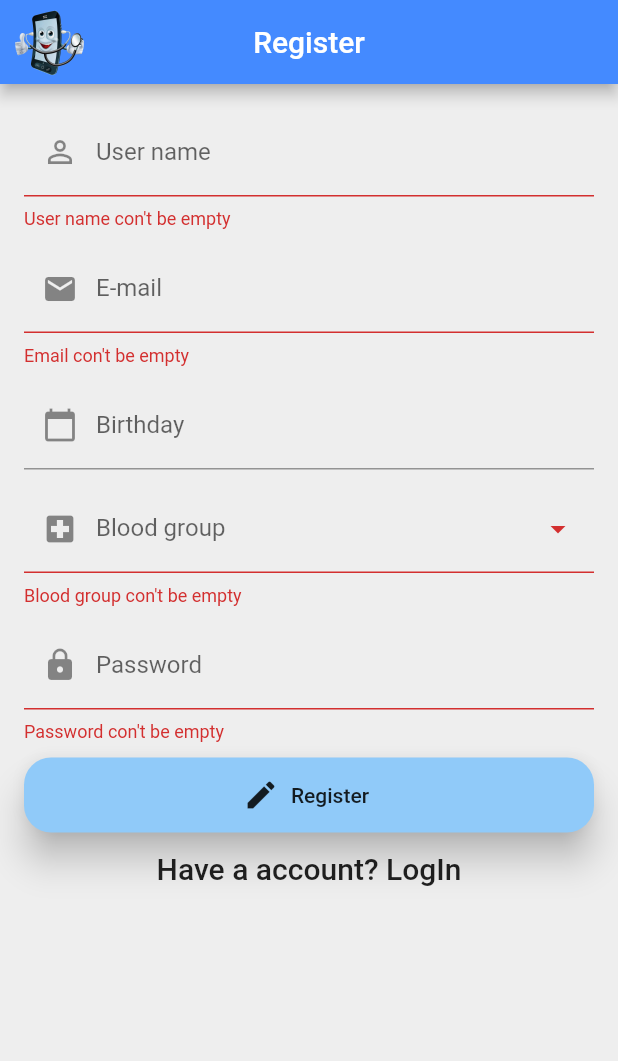
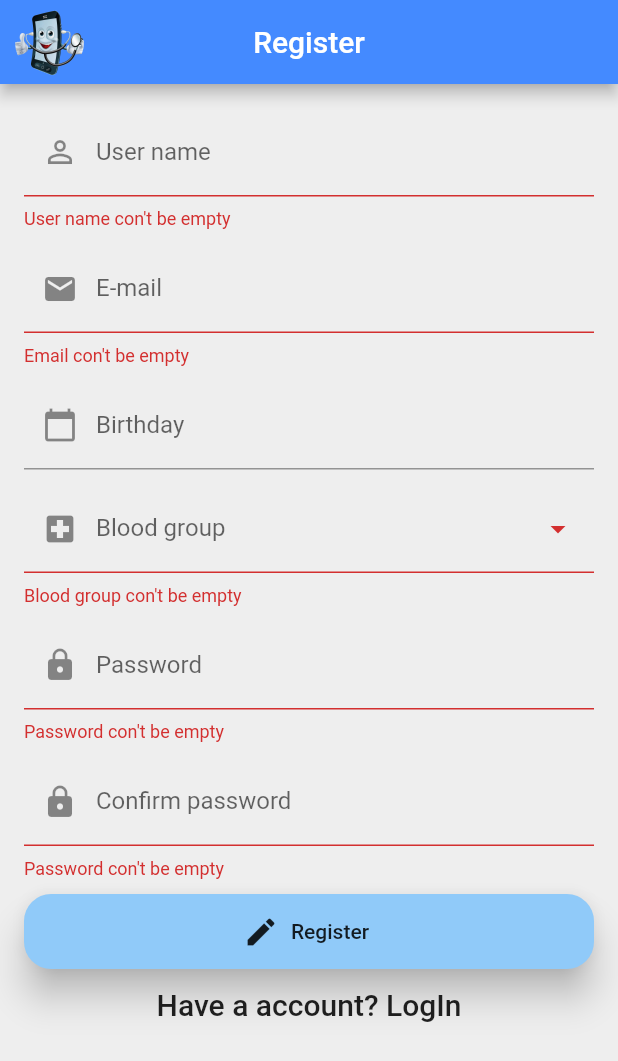
Before and after one commit to KushanChamindu/health-care-support-system, a Flutter app: the screen it shows after launch, after a tap on "LogIn", after a tap on "Create a account", after a tap on "Register", on a phone screen of 412 x 824 dp. Shown: the top 1061 px of the screen. Run offline on Flutter 3.47's test engine with Material 2 defaults, Android fonts, the phone set to English and light mode, and no system bars; drawn by our look-alikes of datetime_picker_formfield; our stand-ins replace cloud_firestore, firebase_auth, firebase_storage, image_picker; missing offline and left inert: dart:ffi, flutter_webview_plugin; accounts and stored records are empty; project files that could hold a hidden picture were left out.

```diff
--- a/lib/Pages/Auth/LogIn.dart
+++ b/lib/Pages/Auth/LogIn.dart
@@ -5,6 +5,7 @@ import 'package:healthcaresupportsystem/Pages/Auth/Auth.dart';
 import 'package:healthcaresupportsystem/Pages/Auth/User.dart';
 import 'package:healthcaresupportsystem/Pages/Loading.dart';
 import 'package:datetime_picker_formfield/datetime_picker_formfield.dart';
+import 'package:healthcaresupportsystem/Pages/validation/ValidationForm.dart';
 import 'package:intl/intl.dart';
 import 'package:intl/intl.dart';
 
@@ -23,6 +24,8 @@ enum LoadingStatus { loadLogIn, loadRegister, nigther }
 class _LogInState extends State<LogIn> {
   LoadingStatus loadingStatus = LoadingStatus.nigther;
   final formKey = new GlobalKey<FormState>();
+  final TextEditingController _passwordController = TextEditingController();
+  final TextEditingController _confirmPassController = TextEditingController();
   String App_bar_title = "LogIn";
   String _email;
   String _password;
@@ -114,8 +117,7 @@ class _LogInState extends State<LogIn> {
                 focusedBorder: OutlineInputBorder(
                     borderRadius: BorderRadius.all(Radius.circular(4)),
                     borderSide: BorderSide(width: 1, color: Colors.blue))),
-            validator: (value) =>
-                value.isEmpty ? 'Email con\'t be empty' : null,
+            validator: (value)=> ValidationForm.emailValidate(value),
             onSaved: (value) => _email = value,
           ),
           SizedBox(
@@ -129,8 +131,7 @@ class _LogInState extends State<LogIn> {
                 labelText: 'Password',
                 hintText: 'Input Password',
                 prefixIcon: Icon(Icons.lock)),
-            validator: (value) =>
-                value.isEmpty ? 'Password con\'t be empty' : null,
+            validator: (value) => ValidationForm.passwordValidate(value),
             obscureText: true,
             onSaved: (value) => _password = value,
           ),
@@ -145,14 +146,7 @@ class _LogInState extends State<LogIn> {
                 focusedBorder: OutlineInputBorder(
                     borderRadius: BorderRadius.all(Radius.circular(4)),
                     borderSide: BorderSide(width: 1, color: Colors.blue))),
-            // ignore: missing_return
-            validator: (value) {
-              if (value.isEmpty) {
-                return 'User name con\'t be empty';
-              } else if (value.length >= 28) {
-                return 'User name should be 28 characters';
-              }
-            },
+            validator:(value)=> ValidationForm.usernameValidate(value),
             onSaved: (value) => Username = value,
           ),
           SizedBox(
@@ -166,8 +160,7 @@ class _LogInState extends State<LogIn> {
                 focusedBorder: OutlineInputBorder(
                     borderRadius: BorderRadius.all(Radius.circular(4)),
                     borderSide: BorderSide(width: 1, color: Colors.blue))),
-            validator: (value) =>
-                value.isEmpty ? 'Email con\'t be empty' : null,
+            validator: (value)=> ValidationForm.emailValidate(value),
             onSaved: (value) => _email = value,
           ),
           SizedBox(
@@ -177,24 +170,7 @@ class _LogInState extends State<LogIn> {
 //            Text('Basic date field (${format.pattern})'),
             DateTimeField(
               onSaved: (value) => Birthday = value,
-              // ignore: missing_return
-              validator: (value) {
-                if (value == null) {
-                  return 'Birthday is required';
-                } else {
-                  String date = value.toString().trim().split(' ')[0];
-                  final birthday = DateTime(
-                    int.parse(date.split('-')[0]),
-                    int.parse(date.split('-')[1]),
-                    int.parse(date.split('-')[2]),
-                  );
-                  final date2 = DateTime.now();
-                  final difference = date2.difference(birthday).inDays;
-                  if (difference <= 3650) {
-                    return 'Your age should be more than 10 years';
-                  }
-                }
-              },
+              validator: (value) => ValidationForm.dateValidate(value),
               decoration: InputDecoration(
                   labelText: 'Birthday',
                   hintText: 'Input birthday',
@@ -217,14 +193,7 @@ class _LogInState extends State<LogIn> {
           ),
           TextFormField(
             // ignore: missing_return
-            validator: (value) {
-//              List<String> blood_groups=['O−',	'O+',	'A−',	'A+,'	'B−',	'B+',	'AB−',	'AB+,'];
-              if (value.isEmpty) {
-                return 'Blood group con\'t be empty';
-              } else if (!blood_groups.contains(value)) {
-                return 'Blood group should be one of thses: O−	O+	A−	A+	B−	B+	AB−	AB+';
-              }
-            },
+            validator: (value)=>ValidationForm.bloodValidate(value),
             onSaved: (value) => bloodGroup = value,
             controller: _controller,
             decoration: InputDecoration(
@@ -253,6 +222,7 @@ class _LogInState extends State<LogIn> {
             height: 10,
           ),
           TextFormField(
+            controller: _passwordController,
             decoration: InputDecoration(
                 focusedBorder: OutlineInputBorder(
                     borderRadius: BorderRadius.all(Radius.circular(4)),
@@ -260,10 +230,24 @@ class _LogInState extends State<LogIn> {
                 labelText: 'Password',
                 hintText: 'Input Password',
                 prefixIcon: Icon(Icons.lock)),
-            validator: (value) =>
-                value.isEmpty ? 'Password con\'t be empty' : null,
+            validator: (value) =>ValidationForm.passwordValidate(value),
             obscureText: true,
             onSaved: (value) => _password = value,
+          ),
+          SizedBox(
+            height: 10,
+          ),
+          TextFormField(
+            controller: _confirmPassController,
+            decoration: InputDecoration(
+                focusedBorder: OutlineInputBorder(
+                    borderRadius: BorderRadius.all(Radius.circular(4)),
+                    borderSide: BorderSide(width: 1, color: Colors.blue)),
+                labelText: 'Confirm password',
+                hintText: 'Input same password',
+                prefixIcon: Icon(Icons.lock)),
+            validator: (value)=>ValidationForm.confirmPassValidate(value, _passwordController),
+            obscureText: true,
           ),
         ];
       }
@@ -312,7 +296,6 @@ class _LogInState extends State<LogIn> {
           passwaord: _password,
           isLogInResquest: true,
         );
-//        print("Kushan");
       case LoadingStatus.loadRegister:
         return Loading(
           auth: Auth(),
--- /dev/null
+++ b/lib/Pages/validation/ValidationForm.dart
@@ -0,0 +1,47 @@
+import 'package:flutter/cupertino.dart';
+
+class ValidationForm{
+  static String emailValidate(String value){
+    return value.isEmpty ? 'Email con\'t be empty' : null;
+  }
+  static String passwordValidate(String value){
+    return value.isEmpty ? 'Password con\'t be empty' : null;
+  }
+  static String usernameValidate(String value){
+    return value.isEmpty ? 'User name con\'t be empty' : null;
+  }
+  // ignore: missing_return
+  static String dateValidate(DateTime value){
+    if (value == null) {
+      return 'Birthday is required';
+    } else {
+      String date = value.toString().trim().split(' ')[0];
+      final birthday = DateTime(
+        int.parse(date.split('-')[0]),
+        int.parse(date.split('-')[1]),
+        int.parse(date.split('-')[2]),
+      );
+      final date2 = DateTime.now();
+      final difference = date2.difference(birthday).inDays;
+      if (difference <= 3650) {
+        return 'Your age should be more than 10 years';
+      }
+    }
+  }
+  // ignore: missing_return
+  static String bloodValidate(String value){
+    List<String> bloodGroups=['O−',	'O+',	'A−',	'A+',	'B−',	'B+',	'AB−',	'AB+'];
+    if (value.isEmpty) {
+      return 'Blood group con\'t be empty';
+    } else if (!bloodGroups.contains(value)) {
+      return 'Blood group should be one of thses: O−	O+	A−	A+	B−	B+	AB−	AB+';
+    }
+  }
+  static String confirmPassValidate(String value, TextEditingController _passwordController){
+    if(value.isEmpty)
+      return 'Password con\'t be empty';
+    if(value != _passwordController.text)
+      return 'Not Match with password';
+    return null;
+  }
+}
```
Also changed, not shown: lib/Pages/Account.dart (+12 -38 lines).
